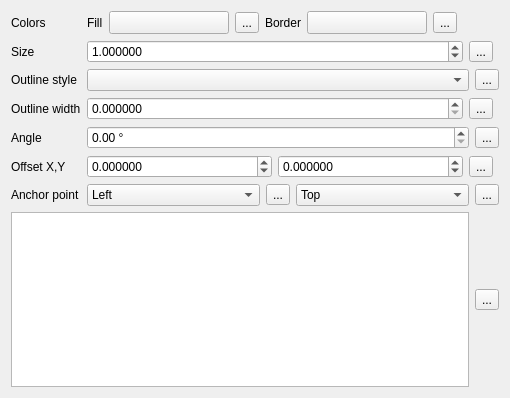
Old version of the form src/ui/symbollayer/widget_simplemarker.ui in the repository qgis/QGIS.
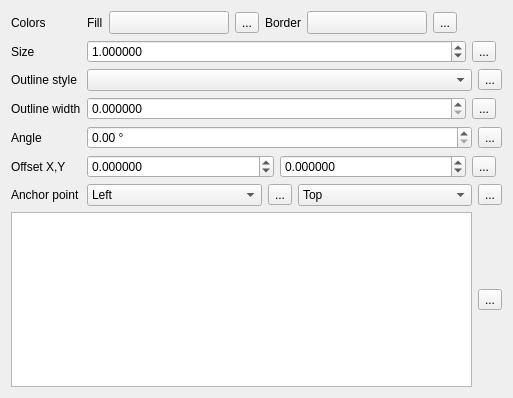
New version of the form. Custom widgets are drawn as their Qt base class.

Commit message: Bump maximum values allowed for symbol offsets (fix #12988)

Patch:
```diff
--- a/src/ui/symbollayer/widget_simplemarker.ui
+++ b/src/ui/symbollayer/widget_simplemarker.ui
@@ -6,7 +6,7 @@
    <rect>
     <x>0</x>
     <y>0</y>
-    <width>510</width>
+    <width>513</width>
     <height>398</height>
    </rect>
   </property>
@@ -217,7 +217,10 @@
         <number>6</number>
        </property>
        <property name="minimum">
-        <double>-100.000000000000000</double>
+        <double>-99999999.989999994635582</double>
+       </property>
+       <property name="maximum">
+        <double>99999999.989999994635582</double>
        </property>
        <property name="singleStep">
         <double>0.200000000000000</double>
@@ -236,7 +239,10 @@
         <number>6</number>
        </property>
        <property name="minimum">
-        <double>-100.000000000000000</double>
+        <double>-99999999.989999994635582</double>
+       </property>
+       <property name="maximum">
+        <double>99999999.989999994635582</double>
        </property>
        <property name="singleStep">
         <double>0.200000000000000</double>
```
The commit also changes 13 other files.
